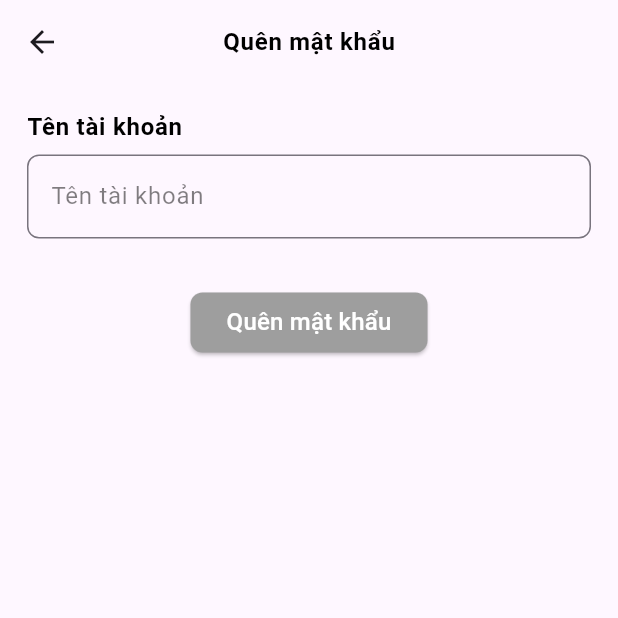
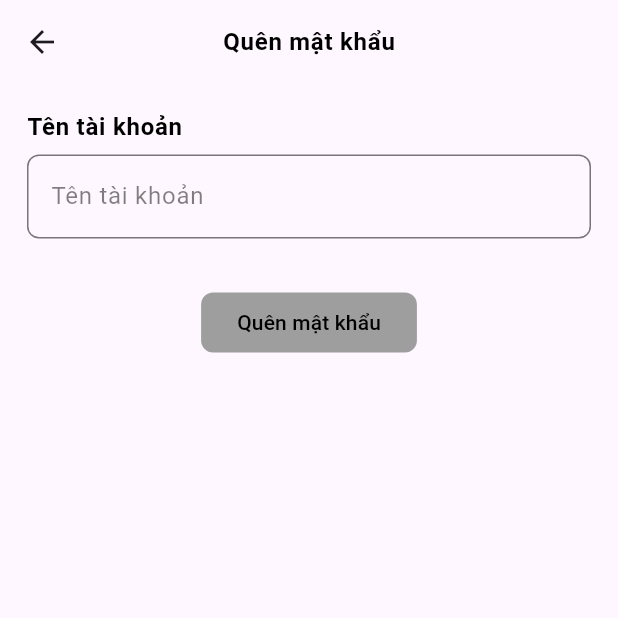
Before and after one commit to minhhieuks1801/gym_app, a Flutter app: the screen it shows after launch, after a tap on "Quên mật khẩu", on a phone screen of 412 x 824 dp, the top half of it. Run offline on Flutter 3.47's test engine with Material 3 defaults, Android fonts, the phone set to English and light mode, and no system bars.

Commit message:
enable-button

```diff
--- a/lib/common/theme/custom_theme.dart
+++ b/lib/common/theme/custom_theme.dart
@@ -30,26 +30,15 @@ class ThemeCustom {
 
     ///ElevatedButton-----------------------------------
     elevatedButtonTheme: ElevatedButtonThemeData(
-      style: ButtonStyle(
-        padding: MaterialStateProperty.all<EdgeInsets>(
-            const EdgeInsets.symmetric(horizontal: 24)),
-
-        ///Cái này đang không hoạt động----------
-        textStyle: MaterialStateProperty.all<TextStyle>(
-          const TextStyle(
-            color: Colors.white,
-            fontSize: 16,
-            fontWeight: FontWeight.w500,
-          ),
-        ),
-        fixedSize: MaterialStateProperty.all(
-          const Size.fromHeight(40),
-        ),
-        backgroundColor: const MaterialStatePropertyAll<Color>(Colors.blue),
-        shape: MaterialStateProperty.all<RoundedRectangleBorder>(
-          (RoundedRectangleBorder(
-            borderRadius: BorderRadius.circular(8),
-          )),
+      style: ElevatedButton.styleFrom(
+        foregroundColor: Colors.white,
+        disabledForegroundColor: Colors.black,
+        disabledBackgroundColor: Colors.grey,
+        backgroundColor: Colors.blue,
+        fixedSize: const Size.fromHeight(40),
+        padding: const EdgeInsets.symmetric(horizontal: 24),
+        shape: RoundedRectangleBorder(
+          borderRadius: BorderRadius.circular(8),
         ),
       ),
     ),
--- a/lib/pages/forgot_password.dart
+++ b/lib/pages/forgot_password.dart
@@ -13,7 +13,7 @@ class _ForgotPasswordState extends State<ForgotPassword> {
 
   late GlobalKey<FormState> formKey;
   late FocusNode focusNodeUsername;
-  bool isCansubmit = false;
+  bool isCanSubmit = false;
 
   @override
   void initState() {
@@ -51,14 +51,9 @@ class _ForgotPasswordState extends State<ForgotPassword> {
                 height: 32,
               ),
               ElevatedButton(
-                onPressed: () => _submitForgotPassword(),
-                style: theme.elevatedButtonTheme.style?.copyWith(
-                    backgroundColor: MaterialStatePropertyAll<Color>(
-                        isCansubmit ? Colors.blue : Colors.grey)),
-                child: Text(
+                onPressed: isCanSubmit ? () => _submitForgotPassword() : null,
+                child: const Text(
                   'Quên mật khẩu',
-                  style: theme.textTheme.titleMedium
-                      ?.copyWith(color: Colors.white),
                 ),
               ),
             ],
@@ -74,12 +69,7 @@ class _ForgotPasswordState extends State<ForgotPassword> {
         : null;
   }
 
-  _submitForgotPassword() {
-    final isvalidate = formKey.currentState?.validate() ?? false;
-    if (isvalidate) {
-      ///Đạt điều kieenj submit
-    }
-  }
+  _submitForgotPassword() {}
 
   @override
   void dispose() {
@@ -90,7 +80,7 @@ class _ForgotPasswordState extends State<ForgotPassword> {
 
   _onChange() {
     setState(() {
-      isCansubmit = formKey.currentState?.validate() ?? false;
+      isCanSubmit = formKey.currentState?.validate() ?? false;
     });
   }
 }
--- a/lib/pages/login_page.dart
+++ b/lib/pages/login_page.dart
@@ -19,10 +19,10 @@ class LoginPage extends StatefulWidget {
 class _LoginPageState extends State<LoginPage> {
   late TextEditingController usernameController;
   late TextEditingController passwordController;
-  GlobalKey<FormState> formKey = GlobalKey<FormState>();
+  late GlobalKey<FormState> formKey;
   bool isShowPassword = false, isSaveLogin = false;
   late FocusNode focusNodeUsername, focusNodePassword;
-  bool isCansubmit = false;
+  bool isCanSubmit = false;
 
   @override
   void initState() {
@@ -30,6 +30,7 @@ class _LoginPageState extends State<LoginPage> {
     passwordController = TextEditingController();
     focusNodeUsername = FocusNode();
     focusNodePassword = FocusNode();
+    formKey = GlobalKey<FormState>();
     super.initState();
   }
 
@@ -93,14 +94,9 @@ class _LoginPageState extends State<LoginPage> {
                 height: 32,
               ),
               ElevatedButton(
-                onPressed: () => _submitLogin(),
-                style: theme.elevatedButtonTheme.style?.copyWith(
-                    backgroundColor: MaterialStatePropertyAll<Color>(
-                        isCansubmit ? Colors.blue : Colors.grey)),
-                child: Text(
+                onPressed: isCanSubmit ? () => _submitLogin() : null,
+                child: const Text(
                   'Đăng nhập',
-                  style: theme.textTheme.titleMedium
-                      ?.copyWith(color: Colors.white),
                 ),
               ),
               const Expanded(child: SizedBox()),
@@ -139,12 +135,7 @@ class _LoginPageState extends State<LoginPage> {
     });
   }
 
-  _submitLogin() {
-    final bool isValidate = formKey.currentState?.validate() ?? false;
-    if (isValidate) {
-      ///Đạt điều submit
-    }
-  }
+  _submitLogin() {}
 
   _nextRegisterScreen({required BuildContext context}) {
     Navigator.of(context).push(
@@ -179,7 +170,7 @@ class _LoginPageState extends State<LoginPage> {
 
   _onChange() {
     setState(() {
-      isCansubmit = formKey.currentState?.validate() ?? false;
+      isCanSubmit = formKey.currentState?.validate() ?? false;
     });
   }
 }
```
Also changed, not shown: lib/pages/register_page.dart (+9 -21 lines).
